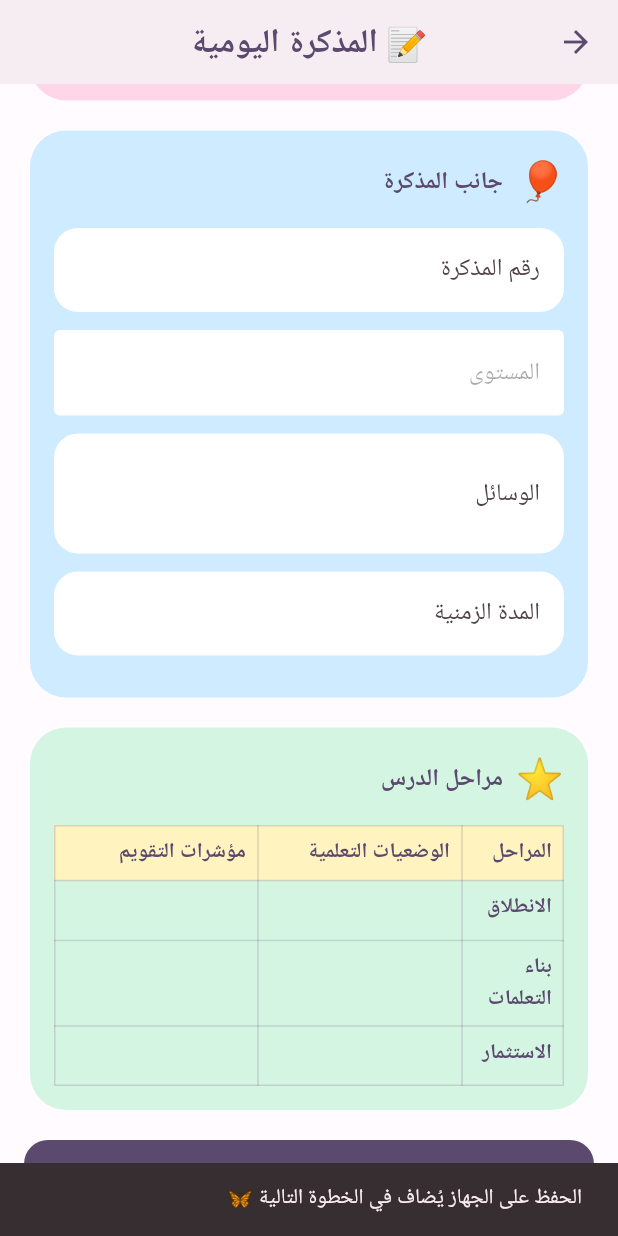
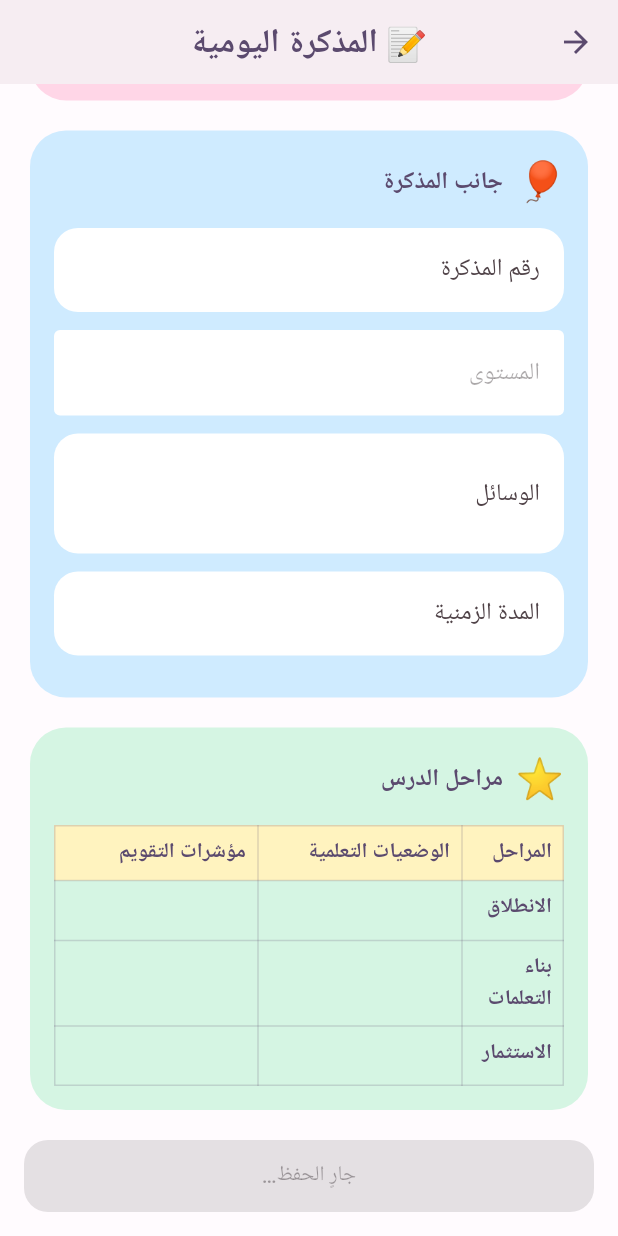
Before and after one commit to Bourezgb/Mo3alem, a Flutter app: the LessonNoteScreen screen opened directly, scrolled down 576 dp, after a tap on "حفظ المذكرة", on a phone screen of 412 x 824 dp. Run offline on Flutter 3.47's test engine with Material 3 defaults, Android fonts, the phone set to English and light mode, and no system bars; Roboto replaces fonts that are missing (Tajawal).

Commit message:
Add local storage for lesson notes (JSON + atomic write, backup export)
Co-Authored-By: Claude Haiku 5.5 <noreply@anthropic.com>
Claude-Session: https://claude.ai/code/session_01Shi17QJh9gADDeDZvzickM

```diff
--- /dev/null
+++ b/app/lib/data/note_repository.dart
@@ -0,0 +1,60 @@
+import 'dart:convert';
+import 'dart:io';
+
+import 'package:path_provider/path_provider.dart';
+
+import '../models/lesson_note.dart';
+
+/// تخزين المذكرات محلياً في ملف JSON واحد على الهاتف.
+/// لا يُرسل شيء إلى أي خادم.
+class NoteRepository {
+  static const _folder = 'mo3alem';
+  static const _fileName = 'notes.json';
+
+  Future<File> _file() async {
+    final dir = await getApplicationDocumentsDirectory();
+    final folder = Directory('${dir.path}/$_folder');
+    await folder.create(recursive: true);
+    return File('${folder.path}/$_fileName');
+  }
+
+  Future<List<LessonNote>> loadAll() async {
+    final file = await _file();
+    if (!await file.exists()) return [];
+    final raw = await file.readAsString();
+    if (raw.trim().isEmpty) return [];
+    final list = jsonDecode(raw) as List<dynamic>;
+    return list
+        .map((e) => LessonNote.fromJson(e as Map<String, dynamic>))
+        .toList();
+  }
+
+  /// يضيف المذكرة أو يحدّثها إن كان معرّفها موجوداً.
+  /// الكتابة تتم في ملف مؤقت ثم يُستبدل الأصل، لتفادي تلف البيانات عند الانقطاع.
+  Future<void> save(LessonNote note) async {
+    final notes = await loadAll();
+    final index = notes.indexWhere((n) => n.id == note.id);
+    if (index == -1) {
+      notes.add(note);
+    } else {
+      notes[index] = note;
+    }
+
+    final file = await _file();
+    final tmp = File('${file.path}.tmp');
+    await tmp.writeAsString(
+      jsonEncode(notes.map((n) => n.toJson()).toList()),
+      flush: true,
+    );
+    await tmp.rename(file.path);
+  }
+
+  /// يُرجع نسخة من ملف البيانات لتصديرها (مثلاً عبر المشاركة إلى التخزين أو Drive).
+  Future<File> exportBackup() async {
+    final source = await _file();
+    final dir = await getTemporaryDirectory();
+    final stamp = DateTime.now().toIso8601String().split('T').first;
+    final target = File('${dir.path}/mo3alem_backup_$stamp.json');
+    return source.copy(target.path);
+  }
+}
--- /dev/null
+++ b/app/lib/models/lesson_note.dart
@@ -0,0 +1,83 @@
+/// مرحلة واحدة من مراحل المذكرة (الانطلاق، بناء التعلمات، الاستثمار).
+class LessonPhase {
+  LessonPhase({
+    required this.name,
+    this.situations = '',
+    this.indicators = '',
+  });
+
+  final String name;
+  String situations;
+  String indicators;
+
+  Map<String, dynamic> toJson() => {
+        'name': name,
+        'situations': situations,
+        'indicators': indicators,
+      };
+
+  factory LessonPhase.fromJson(Map<String, dynamic> json) => LessonPhase(
+        name: json['name'] as String? ?? '',
+        situations: json['situations'] as String? ?? '',
+        indicators: json['indicators'] as String? ?? '',
+      );
+}
+
+/// مذكرة يومية كاملة.
+class LessonNote {
+  LessonNote({
+    required this.id,
+    required this.createdAt,
+    this.domain = '',
+    this.unit = '',
+    this.objective = '',
+    this.competency = '',
+    this.noteNumber = '',
+    this.level = 'الثانية ابتدائي',
+    this.resources = '',
+    this.duration = '',
+    required this.phases,
+  });
+
+  final String id;
+  final DateTime createdAt;
+  String domain;
+  String unit;
+  String objective;
+  String competency;
+  String noteNumber;
+  final String level;
+  String resources;
+  String duration;
+  List<LessonPhase> phases;
+
+  Map<String, dynamic> toJson() => {
+        'id': id,
+        'createdAt': createdAt.toIso8601String(),
+        'domain': domain,
+        'unit': unit,
+        'objective': objective,
+        'competency': competency,
+        'noteNumber': noteNumber,
+        'level': level,
+        'resources': resources,
+        'duration': duration,
+        'phases': phases.map((p) => p.toJson()).toList(),
+      };
+
+  factory LessonNote.fromJson(Map<String, dynamic> json) => LessonNote(
+        id: json['id'] as String,
+        createdAt: DateTime.parse(json['createdAt'] as String),
+        domain: json['domain'] as String? ?? '',
+        unit: json['unit'] as String? ?? '',
+        objective: json['objective'] as String? ?? '',
+        competency: json['competency'] as String? ?? '',
+        noteNumber: json['noteNumber'] as String? ?? '',
+        level: json['level'] as String? ?? 'الثانية ابتدائي',
+        resources: json['resources'] as String? ?? '',
+        duration: json['duration'] as String? ?? '',
+        phases: (json['phases'] as List<dynamic>? ?? [])
+            .map((p) => LessonPhase.fromJson(p as Map<String, dynamic>))
+            .toList(),
+      );
+}
--- a/app/lib/screens/lesson_note_screen.dart
+++ b/app/lib/screens/lesson_note_screen.dart
@@ -1,5 +1,7 @@
 import 'package:flutter/material.dart';
 
+import '../data/note_repository.dart';
+import '../models/lesson_note.dart';
 import '../theme/bambi_theme.dart';
 import '../widgets/bambi_card.dart';
 
@@ -15,6 +17,11 @@ class LessonNoteScreen extends StatefulWidget {
 
 class _LessonNoteScreenState extends State<LessonNoteScreen> {
   static const _phases = ['الانطلاق', 'بناء التعلمات', 'الاستثمار'];
+
+  final _repository = NoteRepository();
+  final _id = DateTime.now().microsecondsSinceEpoch.toString();
+  final _createdAt = DateTime.now();
+  bool _saving = false;
 
   final _domain = TextEditingController();
   final _unit = TextEditingController();
@@ -45,6 +52,44 @@ class _LessonNoteScreenState extends State<LessonNoteScreen> {
       c.dispose();
     }
     super.dispose();
+  }
+
+  Future<void> _save() async {
+    setState(() => _saving = true);
+    final note = LessonNote(
+      id: _id,
+      createdAt: _createdAt,
+      domain: _domain.text.trim(),
+      unit: _unit.text.trim(),
+      objective: _objective.text.trim(),
+      competency: _competency.text.trim(),
+      noteNumber: _noteNumber.text.trim(),
+      resources: _resources.text.trim(),
+      duration: _duration.text.trim(),
+      phases: [
+        for (var i = 0; i < _phases.length; i++)
+          LessonPhase(
+            name: _phases[i],
+            situations: _situations[i].text.trim(),
+            indicators: _indicators[i].text.trim(),
+          ),
+      ],
+    );
+
+    try {
+      await _repository.save(note);
+      if (!mounted) return;
+      ScaffoldMessenger.of(context).showSnackBar(
+        const SnackBar(content: Text('تم حفظ المذكرة على الهاتف 🦋')),
+      );
+    } catch (e) {
+      if (!mounted) return;
+      ScaffoldMessenger.of(context).showSnackBar(
+        SnackBar(content: Text('تعذر الحفظ، حاولي مرة أخرى: $e')),
+      );
+    } finally {
+      if (mounted) setState(() => _saving = false);
+    }
   }
 
   Widget _field(String label, TextEditingController c, {int lines = 1}) {
@@ -150,12 +195,8 @@ class _LessonNoteScreenState extends State<LessonNoteScreen> {
           ),
           const SizedBox(height: 16),
           FilledButton(
-            onPressed: () {
-              ScaffoldMessenger.of(context).showSnackBar(
-                const SnackBar(content: Text('الحفظ على الجهاز يُضاف في الخطوة التالية 🦋')),
-              );
-            },
-            child: const Text('حفظ المذكرة'),
+            onPressed: _saving ? null : _save,
+            child: Text(_saving ? 'جارٍ الحفظ…' : 'حفظ المذكرة'),
           ),
         ],
       ),
```
Also changed, not shown: app/pubspec.yaml (+2 -6 lines), 2 other files.
